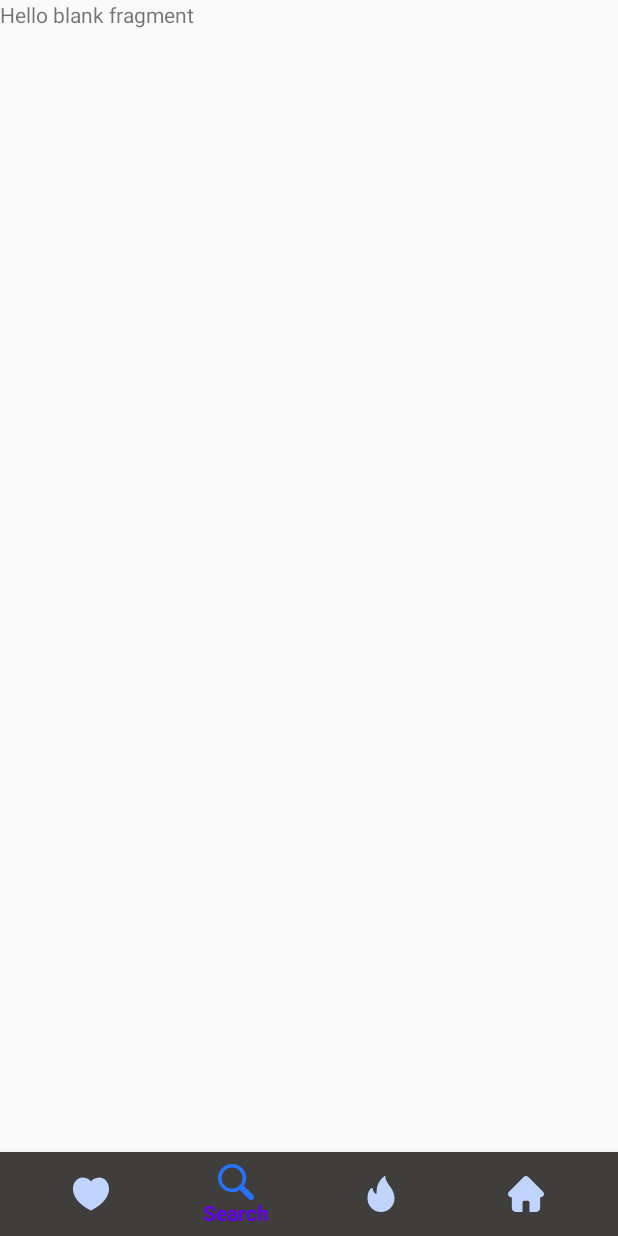
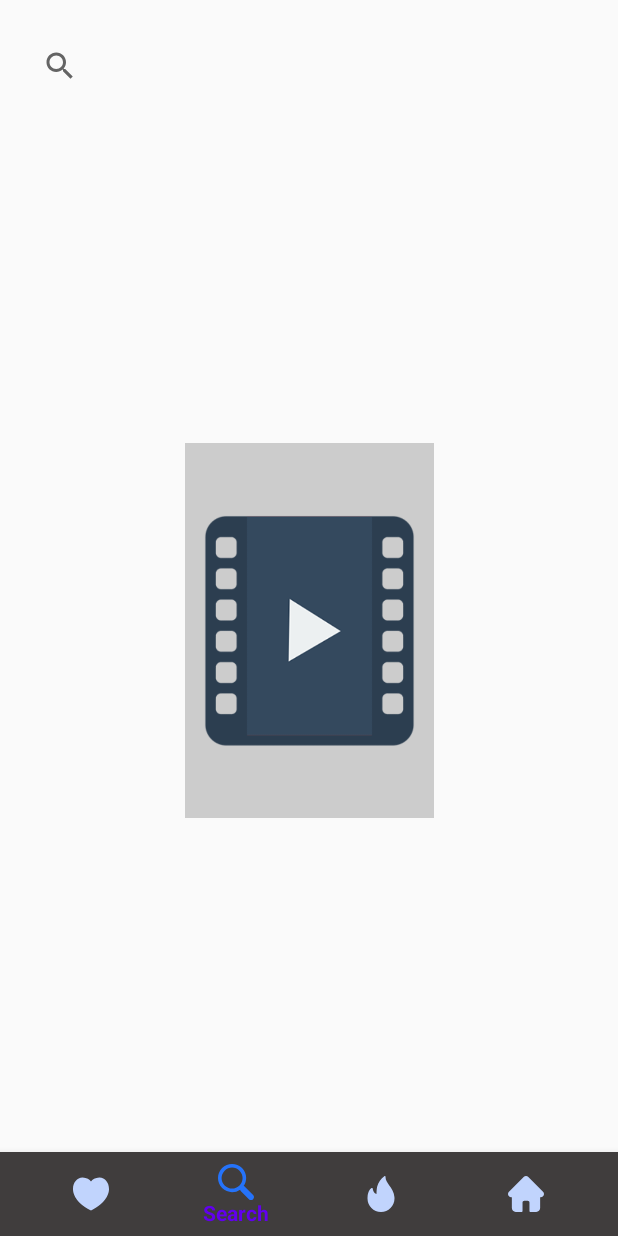
Before and after one commit to ihaydinn/movies-app, an Android app: the SearchFragment screen opened through its navigation route, on a phone screen of 412 x 824 dp. Run offline under Robolectric (Android 15) with nearby library versions, the phone set to English and light mode, and no system bars; our stand-ins replace RxJava, data binding, navigation-ui; network calls fail.

Commit message:
added search movies

```diff
--- a/app/src/main/java/com/ismailhakkiaydin/movies/data/remote/ApiClient.kt
+++ b/app/src/main/java/com/ismailhakkiaydin/movies/data/remote/ApiClient.kt
@@ -2,6 +2,7 @@ package com.ismailhakkiaydin.movies.data.remote
 
 import com.ismailhakkiaydin.movies.model.detail.MovieDetailResponse
 import com.ismailhakkiaydin.movies.model.movie.MovieResponse
+import com.ismailhakkiaydin.movies.model.search.MovieSearchResponse
 import com.ismailhakkiaydin.movies.model.videos.MovieVideoResponse
 import com.ismailhakkiaydin.movies.util.Constant
 import io.reactivex.Single
@@ -40,6 +41,10 @@ class ApiClient {
         return api.getMovieVideos(movieId)
     }
 
+    fun getSearchMovies(search:String):Single<MovieSearchResponse>{
+        return api.getSearchMovies(search)
+    }
+
     private fun getOkhttpClient():OkHttpClient{
         val client = OkHttpClient.Builder()
         client.addInterceptor(RequestInterceptor())
--- a/app/src/main/java/com/ismailhakkiaydin/movies/data/remote/ApiService.kt
+++ b/app/src/main/java/com/ismailhakkiaydin/movies/data/remote/ApiService.kt
@@ -2,10 +2,12 @@ package com.ismailhakkiaydin.movies.data.remote
 
 import com.ismailhakkiaydin.movies.model.detail.MovieDetailResponse
 import com.ismailhakkiaydin.movies.model.movie.MovieResponse
+import com.ismailhakkiaydin.movies.model.search.MovieSearchResponse
 import com.ismailhakkiaydin.movies.model.videos.MovieVideoResponse
 import io.reactivex.Single
 import retrofit2.http.GET
 import retrofit2.http.Path
+import retrofit2.http.Query
 
 interface ApiService {
 
@@ -19,9 +21,12 @@ interface ApiService {
     fun getUpComingMovies(): Single<MovieResponse>
 
     @GET("movie/{id}")
-    fun getMovieDetails(@Path("id") movieId:Int): Single<MovieDetailResponse>
+    fun getMovieDetails(@Path("id") movieId: Int): Single<MovieDetailResponse>
 
     @GET("movie/{id}/videos")
     fun getMovieVideos(@Path("id") movieId: Int): Single<MovieVideoResponse>
 
+    @GET("search/movie")
+    fun getSearchMovies(@Query("query") search: String): Single<MovieSearchResponse>
+
 }
--- a/app/src/main/java/com/ismailhakkiaydin/movies/ui/main/search/SearchFragment.kt
+++ b/app/src/main/java/com/ismailhakkiaydin/movies/ui/main/search/SearchFragment.kt
@@ -5,17 +5,68 @@ import androidx.fragment.app.Fragment
 import android.view.LayoutInflater
 import android.view.View
 import android.view.ViewGroup
+import android.widget.SearchView
+import androidx.core.os.bundleOf
+
+import androidx.lifecycle.Observer
+import androidx.navigation.Navigation
+import androidx.recyclerview.widget.LinearLayoutManager
 
 import com.ismailhakkiaydin.movies.R
+import com.ismailhakkiaydin.movies.common.BaseFragment
+import com.ismailhakkiaydin.movies.databinding.FragmentSearchBinding
+import com.ismailhakkiaydin.movies.util.gone
+import com.ismailhakkiaydin.movies.util.visible
+import kotlinx.android.synthetic.main.fragment_search.*
 
 
-class SearchFragment : Fragment() {
+class SearchFragment : BaseFragment<FragmentSearchBinding, SearchViewModel>() {
+
+    override fun getLayoutRes(): Int = R.layout.fragment_search
+
+    override fun getViewModel(): Class<SearchViewModel> = SearchViewModel::class.java
 
     override fun onCreateView(
         inflater: LayoutInflater, container: ViewGroup?,
         savedInstanceState: Bundle?
     ): View? {
-        return inflater.inflate(R.layout.fragment_search, container, false)
+        super.onCreateView(inflater, container, savedInstanceState)
+        return dataBinding.root
     }
 
+    override fun onViewCreated(view: View, savedInstanceState: Bundle?) {
+
+        dataBinding.searchView.setOnQueryTextListener(object : SearchView.OnQueryTextListener{
+            override fun onQueryTextSubmit(query: String?): Boolean {
+                if (query != null && query.length > 0){
+                    viewModel.getSearchMovies(query!!)
+                    dataBinding.imgSearch.gone()
+                    dataBinding.recyclerviewSearch.visible()
+                }
+                return false
+            }
+
+            override fun onQueryTextChange(newText: String?): Boolean {
+                return false
+            }
+        })
+
+        dataBinding.searchView.setOnCloseListener(object : SearchView.OnCloseListener{
+            override fun onClose(): Boolean {
+                dataBinding.recyclerviewSearch.gone()
+                dataBinding.imgSearch.visible()
+                return false
+            }
+        })
+
+        viewModel.searchMovies.observe(viewLifecycleOwner, Observer {searchMovie ->
+            searchMovie?.let {
+                recyclerviewSearch.layoutManager = LinearLayoutManager(context!!)
+                recyclerviewSearch.adapter = SearchAdapter(searchMovie)
+            }
+
+        })
+    }
+
+
 }
--- a/app/src/main/res/layout/fragment_search.xml
+++ b/app/src/main/res/layout/fragment_search.xml
@@ -1,14 +1,53 @@
 <?xml version="1.0" encoding="utf-8"?>
-<FrameLayout xmlns:android="http://schemas.android.com/apk/res/android"
-    xmlns:tools="http://schemas.android.com/tools"
-    android:layout_width="match_parent"
-    android:layout_height="match_parent"
-    tools:context=".ui.main.search.SearchFragment">
+<layout xmlns:android="http://schemas.android.com/apk/res/android"
+    xmlns:app="http://schemas.android.com/apk/res-auto"
+    xmlns:tools="http://schemas.android.com/tools">
 
-    <!-- TODO: Update blank fragment layout -->
-    <TextView
+    <androidx.constraintlayout.widget.ConstraintLayout
         android:layout_width="match_parent"
         android:layout_height="match_parent"
-        android:text="@string/hello_blank_fragment" />
+        tools:context=".ui.main.search.SearchFragment">
 
-</FrameLayout>
+
+        <SearchView
+            android:id="@+id/searchView"
+            android:layout_width="match_parent"
+            android:layout_height="56dp"
+            android:layout_marginStart="16dp"
+            android:layout_marginTop="16dp"
+            android:layout_marginEnd="16dp"
+            app:layout_constraintEnd_toEndOf="parent"
+            app:layout_constraintStart_toStartOf="parent"
+            app:layout_constraintTop_toTopOf="parent" />
+
+        <androidx.recyclerview.widget.RecyclerView
+            android:id="@+id/recyclerviewSearch"
+            android:layout_width="0dp"
+            android:layout_height="0dp"
+            android:layout_marginStart="16dp"
+            android:layout_marginTop="16dp"
+            android:layout_marginEnd="16dp"
+            android:layout_marginBottom="16dp"
+            android:visibility="gone"
+            app:layout_constraintBottom_toBottomOf="parent"
+            app:layout_constraintEnd_toEndOf="parent"
+            app:layout_constraintStart_toStartOf="parent"
+            app:layout_constraintTop_toBottomOf="@+id/searchView" />
+
+        <ImageView
+            android:id="@+id/imgSearch"
+            android:layout_width="250dp"
+            android:layout_height="250dp"
+            android:src="@drawable/no_movie_image"
+            android:layout_marginStart="16dp"
+            android:layout_marginTop="16dp"
+            android:layout_marginEnd="16dp"
+            android:layout_marginBottom="16dp"
+            android:visibility="visible"
+            app:layout_constraintBottom_toBottomOf="parent"
+            app:layout_constraintEnd_toEndOf="parent"
+            app:layout_constraintStart_toStartOf="parent"
+            app:layout_constraintTop_toBottomOf="@+id/searchView"/>
+
+    </androidx.constraintlayout.widget.ConstraintLayout>
+</layout>
```
Also changed, not shown: app/src/main/java/com/ismailhakkiaydin/movies/model/search/MovieSearchResponse.kt (added, +9 -0 lines), app/src/main/java/com/ismailhakkiaydin/movies/model/search/MovieSearchResult.kt (added, +21 -0 lines), app/src/main/java/com/ismailhakkiaydin/movies/ui/main/search/SearchAdapter.kt (added, +35 -0 lines), app/src/main/java/com/ismailhakkiaydin/movies/ui/main/search/SearchViewModel.kt (+41 -1 lines), app/src/main/res/layout/item_search.xml (added, +54 -0 lines).
